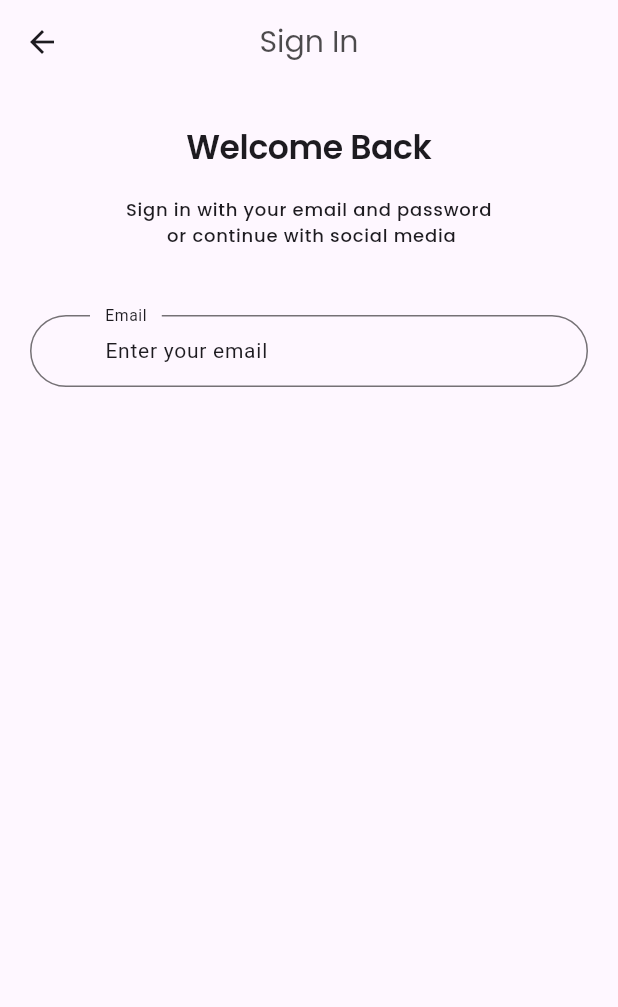
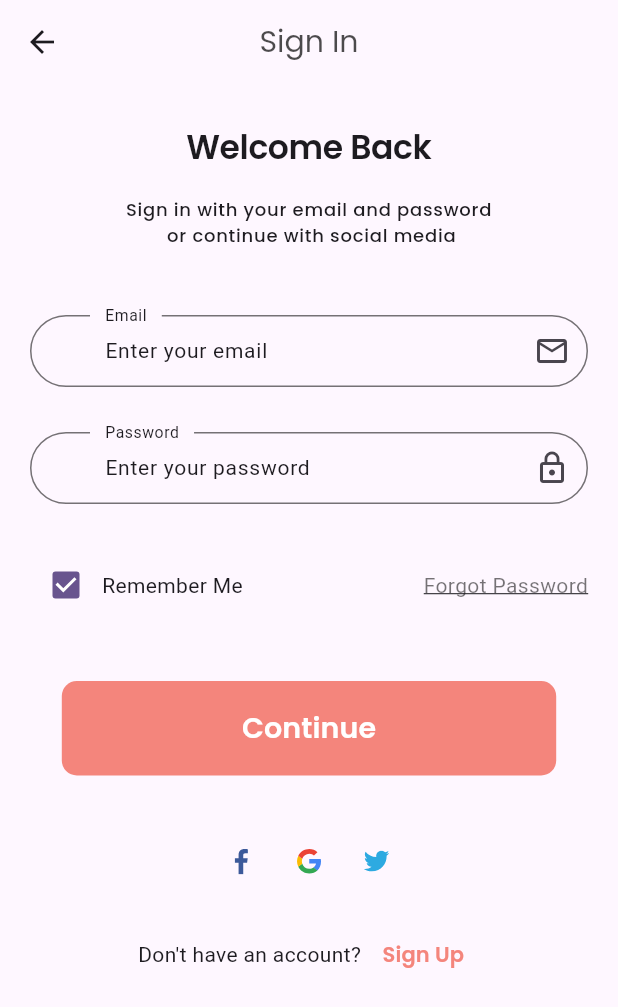
Before and after one commit to AbdelrhmanAmer/Complete-Commerce-App, a Flutter app: the LogIn screen opened by its route, on a phone screen of 412 x 824 dp. Shown: the top 1007 px of the screen. Run offline on Flutter 3.47's test engine with Material 3 defaults, Android fonts, the phone set to English and light mode, and no system bars; our stand-ins replace flutter_svg, get, google_fonts, shared_preferences; accounts and stored records are empty; project files that could hold a hidden picture were left out.

```diff
--- a/commplete_commerce_app/lib/view/screens/authentication/sign_in.dart
+++ b/commplete_commerce_app/lib/view/screens/authentication/sign_in.dart
@@ -1,4 +1,9 @@
 import 'package:flutter/material.dart';
+
+import '../../widgets/authentication/sign_in/sign_in_form.dart';
+import '../../../core/constant/color.dart';
+import '../../widgets/custom_button.dart';
+import '../../widgets/social_icon.dart';
 
 class LogIn extends StatelessWidget {
   const LogIn({super.key});
@@ -35,20 +40,50 @@ class LogIn extends StatelessWidget {
                   textAlign: TextAlign.center,
                 ),
                 const SizedBox(height: 45),
-                Form(
-                  child: Column(
-                    children: [
-                      TextFormField(
-                        decoration: InputDecoration(
-                          hintText: "Enter your email",
-                          labelText: "Email",
-
+                const SignInForm(),
+                const SizedBox(height: 40),
+                CustomButton(
+                  backgroundColor: AppColor.primaryColor,
+                  foregroundColor: Colors.white,
+                  text: 'Continue',
+                  press: () {},
+                ),
+                const SizedBox(height: 40),
+                Row(
+                  mainAxisAlignment: MainAxisAlignment.center,
+                  children: [
+                    SocialIcon(
+                      icon: 'assets/icons/facebook-2.svg',
+                      press: () {},
+                    ),
+                    const SizedBox(width: 10),
+                    SocialIcon(
+                      icon: 'assets/icons/google-icon.svg',
+                      press: () {},
+                    ),
+                    const SizedBox(width: 10),
+                    SocialIcon(
+                      icon: 'assets/icons/twitter.svg',
+                      press: () {},
+                    ),
+                  ],
+                ),
+                const SizedBox(height: 20),
+                Row(
+                  mainAxisAlignment: MainAxisAlignment.center,
+                  children: [
+                    const Text('Don\'t have an account? '),
+                    TextButton(
+                      onPressed: () {},
+                      child: const Text(
+                        'Sign Up',
+                        style: TextStyle(
+                          fontSize: 14,
+                          color: AppColor.primaryColor,
                         ),
-
-
-                      )
-                    ],
-                  ),
+                      ),
+                    )
+                  ],
                 )
               ],
             ),
--- /dev/null
+++ b/commplete_commerce_app/lib/view/widgets/authentication/sign_in/sign_in_form.dart
@@ -0,0 +1,81 @@
+import 'package:flutter/material.dart';
+
+import '../../inputDecoration.dart';
+
+class SignInForm extends StatelessWidget {
+  const SignInForm({
+    super.key,
+  });
+
+  @override
+  Widget build(BuildContext context) {
+    double screenWidth = MediaQuery.of(context).size.width;
+    bool isSmallScreen = screenWidth < 280; // Adjust the threshold as needed
+
+    return Form(
+      child: Column(
+        children: [
+          TextFormField(
+            decoration: inputDecoration(
+                labelText: "Email",
+                hintText: "Enter your email",
+                icon: const Icon(Icons.email_outlined)),
+          ),
+          const SizedBox(height: 30),
+          TextFormField(
+            decoration: inputDecoration(
+                labelText: "Password",
+                hintText: "Enter your password",
+                icon: const Icon(Icons.lock_outline)),
+            obscureText: true,
+          ),
+          const SizedBox(height: 30),
+          isSmallScreen
+              ? Column(
+                  crossAxisAlignment: CrossAxisAlignment.start,
+                  children: [
+                    Row(
+                      children: [
+                        Checkbox(value: true, onChanged: (newValue) {}),
+                        const Text("Remember Me"),
+                      ],
+                    ),
+                    const SizedBox(height: 3),
+                    GestureDetector(
+                      onTap: () {},
+                      child: const Text(
+                        "Forgot Password",
+                        style: TextStyle(
+                          decoration: TextDecoration.underline,
+                          color: Colors.black54,
+                        ),
+                      ),
+                    ),
+                  ],
+                )
+              : Row(
+                  mainAxisAlignment: MainAxisAlignment.spaceBetween,
+                  children: [
+                    Row(
+                      children: [
+                        Checkbox(value: true, onChanged: (newValue) {}),
+                        const Text("Remember Me"),
+                      ],
+                    ),
+                    GestureDetector(
+                      onTap: () {},
+                      child: const Text(
+                        "Forgot Password",
+                        style: TextStyle(
+                          decoration: TextDecoration.underline,
+                          color: Colors.black54,
+                        ),
+                      ),
+                    ),
+                  ],
+                ),
+        ],
+      ),
+    );
+  }
+}
--- /dev/null
+++ b/commplete_commerce_app/lib/view/widgets/inputDecoration.dart
@@ -0,0 +1,9 @@
+  import 'package:flutter/material.dart';
+
+  InputDecoration inputDecoration({required labelText, hintText, icon}) {
+    return InputDecoration(
+      labelText: labelText,
+      hintText: hintText,
+      suffixIcon: icon,
+    );
+  }
--- /dev/null
+++ b/commplete_commerce_app/lib/view/widgets/social_icon.dart
@@ -0,0 +1,27 @@
+import 'package:flutter/material.dart';
+import 'package:flutter_svg/svg.dart';
+
+class SocialIcon extends StatelessWidget {
+  const SocialIcon({
+    super.key,
+    required this.icon,
+    required this.press,
+  });
+  final String icon;
+  final Function() press;
+
+  @override
+  Widget build(BuildContext context) {
+    return InkWell(
+      onTap: press,
+      borderRadius: BorderRadius.circular(50),
+      child: Container(
+        height: 35,
+        width: 35,
+        padding: const EdgeInsets.all(9),
+        decoration: BoxDecoration(borderRadius: BorderRadius.circular(30)),
+        child: SvgPicture.asset(icon),
+      ),
+    );
+  }
+}
--- a/commplete_commerce_app/pubspec.yaml
+++ b/commplete_commerce_app/pubspec.yaml
@@ -17,6 +17,7 @@ dependencies:
   google_fonts: ^6.2.1
   path_provider: ^2.1.3
   shared_preferences: ^2.2.3
+  flutter_svg: ^2.0.10+1
 
 
 dev_dependencies:
@@ -30,6 +31,7 @@ flutter:
 
   assets:
     - assets/images/
+    - assets/icons/
 
   fonts:
     - family: Cairo
```
Also changed, not shown: commplete_commerce_app/assets/icons/facebook-2.svg (added), commplete_commerce_app/assets/icons/google-icon.svg (added), commplete_commerce_app/assets/icons/twitter.svg (added), commplete_commerce_app/pubspec.lock.
